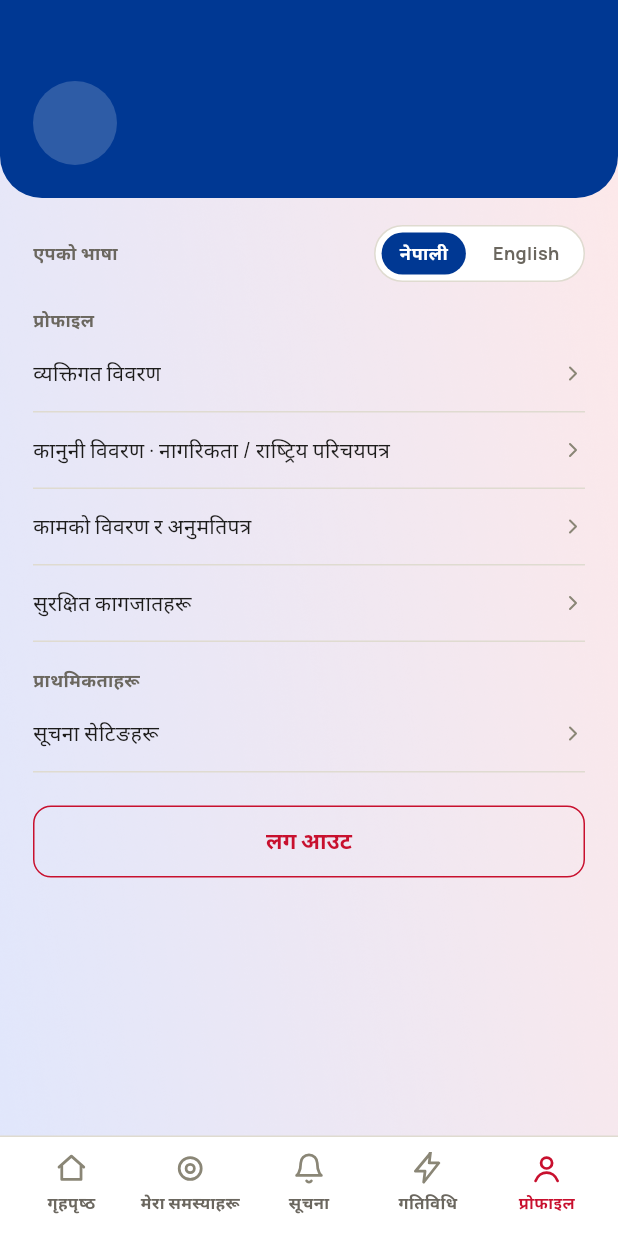
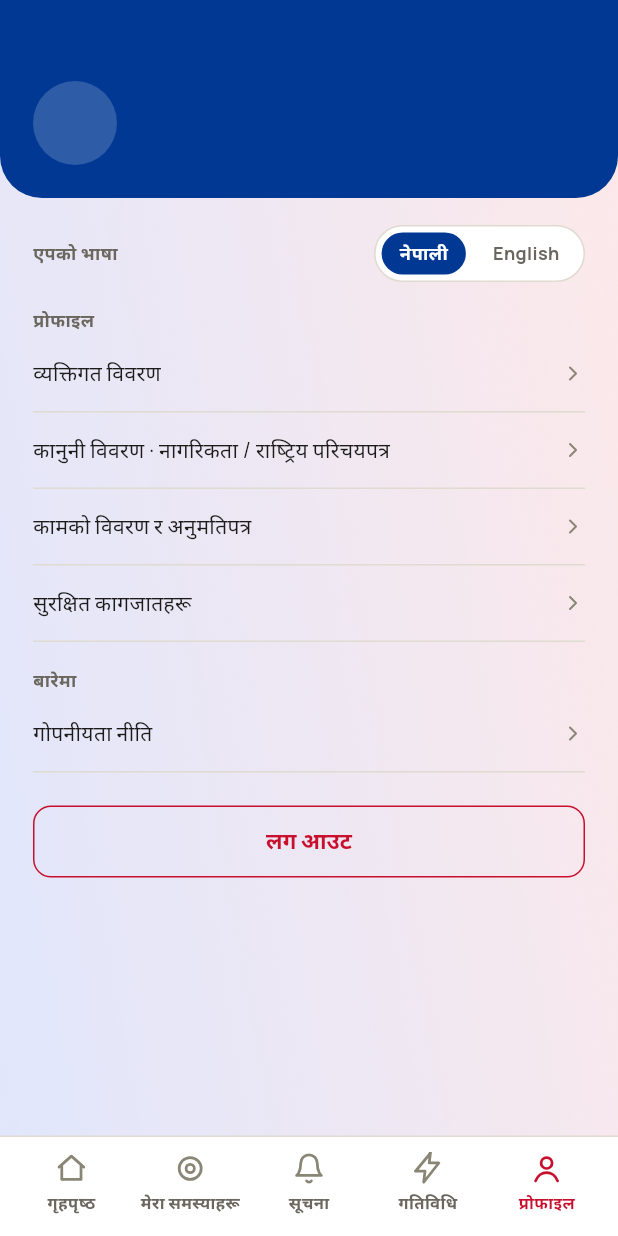
Before and after one commit to rodin-stha/diaspora-connect, a Flutter app: the ProfileScreen screen opened by its route, after a tap on "नेपाली", on a phone screen of 412 x 824 dp. Run offline on Flutter 3.47's test engine with Material 3 defaults, Android fonts, the phone set to English and light mode, and no system bars; our stand-ins replace audioplayers, cached_network_image, connectivity_plus, dio, firebase_core, firebase_crashlytics and 12 more; missing offline and left inert: record; accounts and stored records are empty; network calls fail; statements that could not run were skipped.

Commit message:
notification removed and privacy policy added

```diff
--- /dev/null
+++ b/lib/app/links.dart
@@ -0,0 +1,11 @@
+/// Public web pages the app links to.
+///
+/// The same in dev and prod: there's one public policy, and store
+/// reviewers check this exact URL.
+abstract final class AppLinks {
+  /// Served by the backend from docs/privacy-policy.html.
+  // TODO: confirm the final URL with the backend team once it's live.
+  static final privacyPolicy = Uri.parse(
+    'https://diaspora.kumo-labs.com/privacy',
+  );
+}
--- a/lib/features/in_app_alerts/in_app_alerts_listener.dart
+++ b/lib/features/in_app_alerts/in_app_alerts_listener.dart
@@ -8,8 +8,6 @@ import '../../l10n/app_localizations.dart';
 import '../auth/data/auth_provider.dart';
 import '../issues/data/issues_provider.dart';
 import '../issues/models/issue.dart';
-import '../notification_settings/data/notification_settings_provider.dart';
-import '../notification_settings/models/notification_setting.dart';
 import '../../widgets/status_pill.dart';
 import 'models/issue_alert.dart';
 
@@ -17,8 +15,7 @@ import 'models/issue_alert.dart';
 const _pollInterval = Duration(minutes: 1);
 
 /// Shows a message when a case worker changes one of the user's issues
-/// (new status, assigned), while the app is open. Controlled by "In-app
-/// alerts" and "Issue status changes" in Notification settings.
+/// (new status, assigned), while the app is open.
 ///
 /// There's no push from the server yet, so it asks: every minute while the
 /// app is in the foreground, and right away when the user returns to it.
@@ -66,12 +63,7 @@ class _InAppAlertsListenerState extends ConsumerState<InAppAlertsListener> {
     super.dispose();
   }
 
-  bool get _alertsOn {
-    final settings = ref.read(notificationSettingsProvider);
-    return ref.read(authProvider).isOnboarded &&
-        settings[NotificationSetting.inAppAlerts]! &&
-        settings[NotificationSetting.issueStatusChanges]!;
-  }
+  bool get _alertsOn => ref.read(authProvider).isOnboarded;
 
   /// Polls only while alerts are on and the app is on screen: no requests
   /// (data, battery) from the background or for nothing.
@@ -133,13 +125,12 @@ class _InAppAlertsListenerState extends ConsumerState<InAppAlertsListener> {
 
   @override
   Widget build(BuildContext context) {
-    // Start or stop polling when the user signs in/out or flips a switch.
+    // Start or stop polling when the user signs in/out.
     ref.listen(authProvider, (_, auth) {
       // Signed out: forget the old account's issues.
       if (!auth.isOnboarded) _known = null;
       _syncTimer();
     });
-    ref.listen(notificationSettingsProvider, (_, _) => _syncTimer());
 
     // Only when signed in: listening makes the provider fetch, and that
     // request would fail on the login screen.
--- a/lib/features/notification_settings/data/notification_settings_provider.dart
+++ /dev/null
@@ -1,38 +0,0 @@
-import 'package:flutter_riverpod/flutter_riverpod.dart';
-
-import '../../../app/locale_provider.dart';
-import '../models/notification_setting.dart';
-
-/// Which notifications are on. Saved on the device so choices survive app
-/// restarts (like the app language).
-///
-/// Once the backend exists it should own these (SMS is sent by the server);
-/// then `setEnabled` would also call the API.
-final notificationSettingsProvider =
-    NotifierProvider<
-      NotificationSettingsNotifier,
-      Map<NotificationSetting, bool>
-    >(
-      NotificationSettingsNotifier.new,
-    );
-
-class NotificationSettingsNotifier
-    extends Notifier<Map<NotificationSetting, bool>> {
-  static String _key(NotificationSetting setting) => 'notify_${setting.name}';
-
-  @override
-  Map<NotificationSetting, bool> build() {
-    final prefs = ref.read(sharedPreferencesProvider);
-    return {
-      for (final setting in NotificationSetting.values)
-        setting: prefs.getBool(_key(setting)) ?? setting.defaultOn,
-    };
-  }
-
-  void setEnabled(NotificationSetting setting, bool enabled) {
-    // A new map, not `state[setting] = enabled`: Riverpod only notices a
-    // change when `state` is a new object.
-    state = {...state, setting: enabled};
-    ref.read(sharedPreferencesProvider).setBool(_key(setting), enabled);
-  }
-}
--- a/lib/features/notification_settings/models/notification_setting.dart
+++ /dev/null
@@ -1,22 +0,0 @@
-/// Which section of the screen a setting belongs to.
-enum NotificationGroup {
-  /// How you're notified (SMS, in-app).
-  channel,
-
-  /// What you're notified about.
-  topic,
-}
-
-/// Each on/off setting on the Notification settings screen, with its group
-/// and what it starts as before the user changes it.
-enum NotificationSetting {
-  smsAlerts(NotificationGroup.channel, defaultOn: true),
-  inAppAlerts(NotificationGroup.channel, defaultOn: true),
-  issueStatusChanges(NotificationGroup.topic, defaultOn: true),
-  documentExpiryReminders(NotificationGroup.topic, defaultOn: true);
-
-  final NotificationGroup group;
-  final bool defaultOn;
-
-  const NotificationSetting(this.group, {required this.defaultOn});
-}
--- a/lib/features/profile/profile_screen.dart
+++ b/lib/features/profile/profile_screen.dart
@@ -2,7 +2,9 @@ import 'package:flutter/material.dart';
 import 'package:flutter/services.dart';
 import 'package:flutter_riverpod/flutter_riverpod.dart';
 import 'package:go_router/go_router.dart';
+import 'package:url_launcher/url_launcher.dart';
 
+import '../../app/links.dart';
 import '../../l10n/app_localizations.dart';
 import '../../theme/colors.dart';
 import '../../theme/sizes.dart';
@@ -85,12 +87,16 @@ class ProfileScreen extends ConsumerWidget {
                       ),
                       const SizedBox(height: TSizes.groupGap),
                       ListSection(
-                        title: l10n.profileSectionPreferences,
+                        title: l10n.profileSectionAbout,
                         children: [
                           MenuRow(
-                            title: l10n.notificationSettings,
-                            onTap: () =>
-                                context.push('/profile/notification-settings'),
+                            title: l10n.privacyPolicy,
+                            // In-app browser (Safari view / Custom Tab): a
+                            // Done button brings the user straight back.
+                            onTap: () => launchUrl(
+                              AppLinks.privacyPolicy,
+                              mode: LaunchMode.inAppBrowserView,
+                            ),
                           ),
                         ],
                       ),
--- a/lib/l10n/app_localizations.dart
+++ b/lib/l10n/app_localizations.dart
@@ -512,11 +512,11 @@ abstract class AppLocalizations {
   /// **'Profile'**
   String get profileSectionProfile;
 
-  /// No description provided for @profileSectionPreferences.
-  ///
-  /// In en, this message translates to:
-  /// **'Preferences'**
-  String get profileSectionPreferences;
+  /// No description provided for @profileSectionAbout.
+  ///
+  /// In en, this message translates to:
+  /// **'About'**
+  String get profileSectionAbout;
 
   /// No description provided for @personalDetails.
   ///
@@ -542,12 +542,6 @@ abstract class AppLocalizations {
   /// **'Saved documents'**
   String get savedDocuments;
 
-  /// No description provided for @notificationSettings.
-  ///
-  /// In en, this message translates to:
-  /// **'Notification settings'**
-  String get notificationSettings;
-
   /// No description provided for @logOut.
   ///
   /// In en, this message translates to:
@@ -1106,42 +1100,6 @@ abstract class AppLocalizations {
   /// **'{count, plural, =1{1 of your issues was updated} other{{count} of your issues were updated}}'**
   String alertIssuesUpdated(int count);
 
-  /// No description provided for @howNotifiedSection.
-  ///
-  /// In en, this message translates to:
-  /// **'How you\'re notified'**
-  String get howNotifiedSection;
-
-  /// No description provided for @whatNotifiedSection.
-  ///
-  /// In en, this message translates to:
-  /// **'What you\'re notified about'**
-  String get whatNotifiedSection;
-
-  /// No description provided for @notifySms.
-  ///
-  /// In en, this message translates to:
-  /// **'SMS alerts'**
-  String get notifySms;
-
-  /// No description provided for @notifyInApp.
-  ///
-  /// In en, this message translates to:
-  /// **'In-app alerts'**
-  String get notifyInApp;
-
-  /// No description provided for @notifyIssueStatus.
-  ///
-  /// In en, this message translates to:
-  /// **'Issue status changes'**
-  String get notifyIssueStatus;
-
-  /// No description provided for @notifyDocumentExpiry.
-  ///
-  /// In en, this message translates to:
-  /// **'Document expiry reminders'**
-  String get notifyDocumentExpiry;
-
   /// No description provided for @mobileNumberLabel.
   ///
   /// In en, this message translates to:
@@ -1627,6 +1585,12 @@ abstract class AppLocalizations {
   /// In en, this message translates to:
   /// **'Update now'**
   String get updateNow;
+
+  /// Profile menu row that opens the privacy policy web page
+  ///
+  /// In en, this message translates to:
+  /// **'Privacy policy'**
+  String get privacyPolicy;
 }
 
 class _AppLocalizationsDelegate
--- a/lib/l10n/app_localizations_ne.dart
+++ b/lib/l10n/app_localizations_ne.dart
@@ -239,7 +239,7 @@ class AppLocalizationsNe extends AppLocalizations {
   String get profileSectionProfile => 'प्रोफाइल';
 
   @override
-  String get profileSectionPreferences => 'प्राथमिकताहरू';
+  String get profileSectionAbout => 'बारेमा';
 
   @override
   String get personalDetails => 'व्यक्तिगत विवरण';
@@ -252,9 +252,6 @@ class AppLocalizationsNe extends AppLocalizations {
 
   @override
   String get savedDocuments => 'सुरक्षित कागजातहरू';
-
-  @override
-  String get notificationSettings => 'सूचना सेटिङहरू';
 
   @override
   String get logOut => 'लग आउट';
@@ -559,24 +556,6 @@ class AppLocalizationsNe extends AppLocalizations {
   }
 
   @override
-  String get howNotifiedSection => 'तपाईंलाई कसरी सूचना दिइन्छ';
-
-  @override
-  String get whatNotifiedSection => 'केको बारेमा सूचना दिइन्छ';
-
-  @override
-  String get notifySms => 'SMS सूचना';
-
-  @override
-  String get notifyInApp => 'एपभित्रको सूचना';
-
-  @override
-  String get notifyIssueStatus => 'समस्याको स्थिति परिवर्तन';
-
-  @override
-  String get notifyDocumentExpiry => 'कागजातको म्याद सकिने सम्झना';
-
-  @override
   String get mobileNumberLabel => 'मोबाइल नम्बर';
 
   @override
@@ -841,4 +820,7 @@ class AppLocalizationsNe extends AppLocalizations {
 
   @override
   String get updateNow => 'अहिले अपडेट गर्नुहोस्';
+
+  @override
+  String get privacyPolicy => 'गोपनीयता नीति';
 }
--- a/lib/l10n/app_ne.arb
+++ b/lib/l10n/app_ne.arb
@@ -69,12 +69,11 @@
   "activityProfileUpdatedDetail": "कामको विवरण र अनुमतिपत्र सुरक्षित गरियो",
   "appLanguage": "एपको भाषा",
   "profileSectionProfile": "प्रोफाइल",
-  "profileSectionPreferences": "प्राथमिकताहरू",
+  "profileSectionAbout": "बारेमा",
   "personalDetails": "व्यक्तिगत विवरण",
   "legalDetails": "कानुनी विवरण · नागरिकता / राष्ट्रिय परिचयपत्र",
   "workDetails": "कामको विवरण र अनुमतिपत्र",
   "savedDocuments": "सुरक्षित कागजातहरू",
-  "notificationSettings": "सूचना सेटिङहरू",
   "logOut": "लग आउट",
   "fullNameLabel": "पूरा नाम",
   "dateOfBirthLabel": "जन्म मिति · ऐच्छिक",
@@ -168,12 +167,6 @@
   "alertIssueStatusChanged": "“{title}” अब {status} छ",
   "alertIssueAssigned": "“{title}” {caseWorker} लाई सुम्पिइयो",
   "alertIssuesUpdated": "{count, plural, other{तपाईंका {count} वटा समस्याहरू अपडेट भए}}",
-  "howNotifiedSection": "तपाईंलाई कसरी सूचना दिइन्छ",
-  "whatNotifiedSection": "केको बारेमा सूचना दिइन्छ",
-  "notifySms": "SMS सूचना",
-  "notifyInApp": "एपभित्रको सूचना",
-  "notifyIssueStatus": "समस्याको स्थिति परिवर्तन",
-  "notifyDocumentExpiry": "कागजातको म्याद सकिने सम्झना",
   "mobileNumberLabel": "मोबाइल नम्बर",
   "mobileNumberHint": "5X-XXX-XXXX",
   "sendOtp": "OTP पठाउनुहोस्",
@@ -254,5 +247,6 @@
   "done": "भयो",
   "updateRequiredTitle": "अपडेट आवश्यक छ",
   "updateRequiredMessage": "Diaspora Connect को यो संस्करण अब चल्दैन। आफ्ना समस्याहरू रिपोर्ट र ट्र्याक गरिरहन एप अपडेट गर्नुहोस्।",
-  "updateNow": "अहिले अपडेट गर्नुहोस्"
+  "updateNow": "अहिले अपडेट गर्नुहोस्",
+  "privacyPolicy": "गोपनीयता नीति"
 }
```
Also changed, not shown: lib/app/router.dart (+0 -7 lines), lib/features/notification_settings/notification_settings_screen.dart (deleted, +0 -80 lines), lib/features/push_notifications/push_notifications_listener.dart (+0 -8 lines), lib/l10n/app_en.arb (+5 -8 lines), lib/l10n/app_localizations_en.dart (+4 -22 lines), lib/widgets/toggle_row.dart (deleted, +0 -55 lines), lib/widgets/toggle_switch.dart (deleted, +0 -56 lines), 3 other files.
